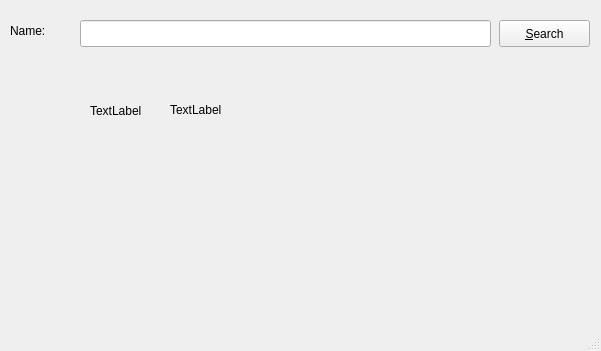
First picture: the form in search.ui, repository AliDotS/Series, before the edit.
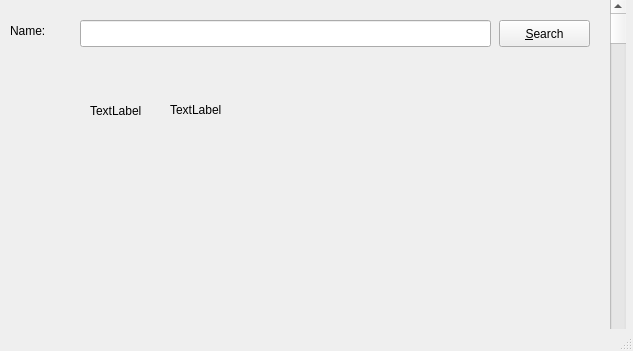
Second picture: the form after the edit.

Commit message: Added vertial scroll bar not working

```diff
--- a/search.ui
+++ b/search.ui
@@ -6,7 +6,7 @@
    <rect>
     <x>0</x>
     <y>0</y>
-    <width>601</width>
+    <width>633</width>
     <height>351</height>
    </rect>
   </property>
@@ -89,6 +89,19 @@
      </property>
     </widget>
    </widget>
+   <widget class="QScrollBar" name="verticalScrollBar">
+    <property name="geometry">
+     <rect>
+      <x>610</x>
+      <y>0</y>
+      <width>16</width>
+      <height>351</height>
+     </rect>
+    </property>
+    <property name="orientation">
+     <enum>Qt::Vertical</enum>
+    </property>
+   </widget>
   </widget>
   <widget class="QStatusBar" name="statusbar"/>
  </widget>
```
